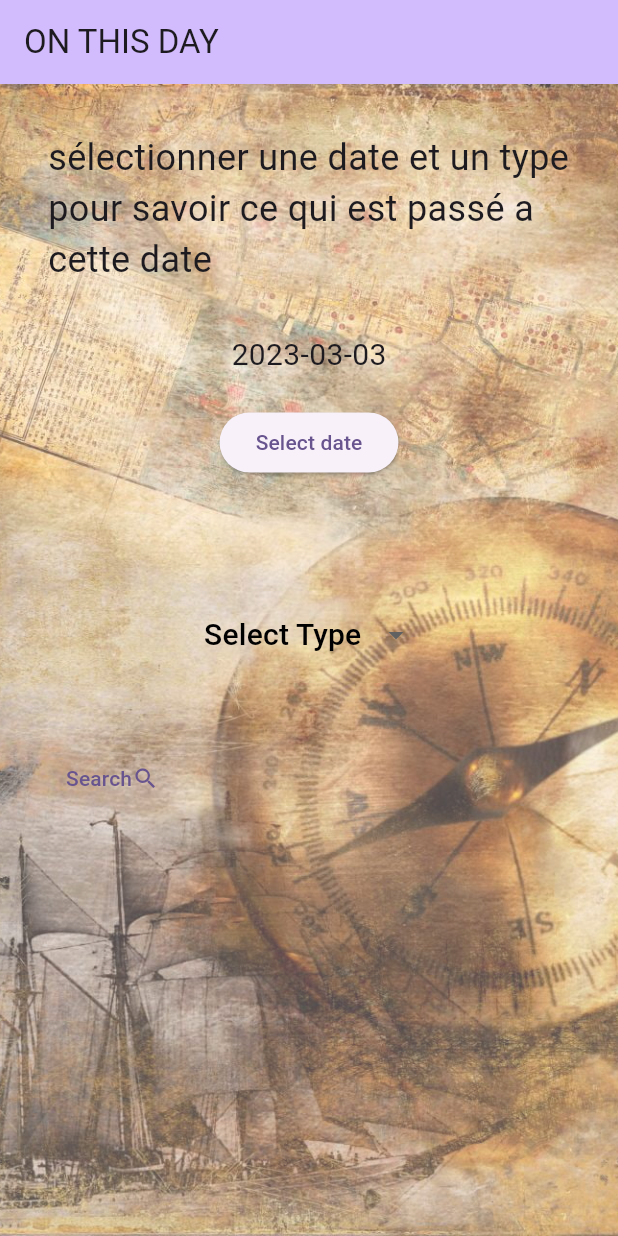
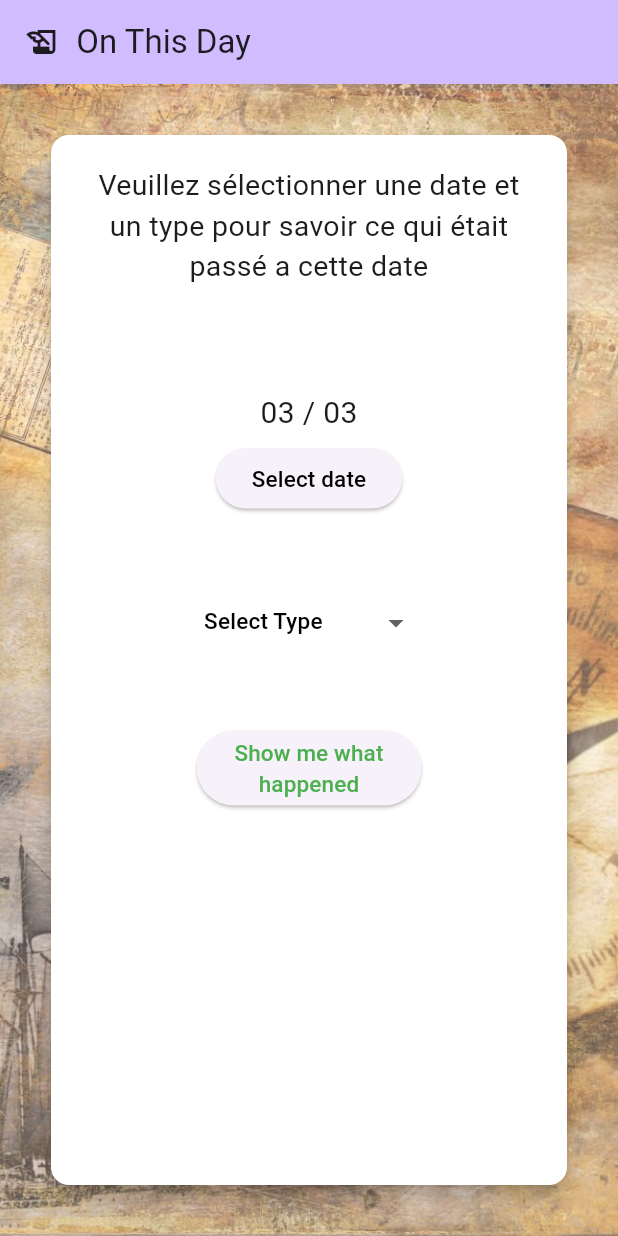
Before and after one commit to Amine-Alami/on_this_day, a Flutter app: the screen it shows after launch, on a phone screen of 412 x 824 dp. Run offline on Flutter 3.47's test engine with Material 2 defaults, Android fonts, the phone set to English and light mode, and no system bars; drawn by our look-alikes of dropdown_button2; our stand-ins replace go_router.

Commit message:
changed style

```diff
--- a/lib/events_list/events_list.dart
+++ b/lib/events_list/events_list.dart
@@ -39,7 +39,7 @@ class _EventsListState extends State<EventsList> {
 
   Widget _card(Event event) {
     return Container(
-        padding: const EdgeInsets.fromLTRB(30, 10, 30, 0),
+        padding: const EdgeInsets.fromLTRB(30,20,30,0),
         width: double.maxFinite,
         child: Card(
             elevation: 5,
--- a/lib/home/datepicker.dart
+++ b/lib/home/datepicker.dart
@@ -16,8 +16,8 @@ class _DatePickerState extends State<DatePicker> {
     final DateTime? picked = await showDatePicker(
         context: context,
         initialDate: selectedDate,
-        firstDate: DateTime(2000),
-        lastDate: DateTime(2000));
+        firstDate: DateTime(2022),
+        lastDate: DateTime(2024));
     if (picked != null && picked != selectedDate) {
       setState(() {
         selectedDate = picked;
@@ -31,14 +31,22 @@ class _DatePickerState extends State<DatePicker> {
       child: Column(
         mainAxisSize: MainAxisSize.min,
         children: <Widget>[
-          Text("${selectedDate.toLocal()}".split(' ')[0],
-          style: TextStyle(fontSize: 20),),
+          Text("${selectedDate.toLocal().day.toString().padLeft(2,"0")} / "
+          "${selectedDate.toLocal().month.toString().padLeft(2,"0")}",
+            style: const TextStyle(fontSize: 20),
+          ),
           const SizedBox(
-            height: 20.0,
+            height: 5,
           ),
           ElevatedButton(
             onPressed: () => _selectDate(context),
-            child: const Text('Select date'),
+            child: const Text(
+              'Select date',style:
+              TextStyle(
+                fontSize: 15,
+                color: Colors.black,
+              )
+            ),
           ),
         ],
       ),
--- a/lib/home/dropdown.dart
+++ b/lib/home/dropdown.dart
@@ -12,7 +12,7 @@ class _DatePickerState extends State<DropDown> {
   final List<String> items = [
     'Event',
     'Birth',
-    'Deth',
+    'Death',
   ];
   String? selectedValue;
 
@@ -24,9 +24,8 @@ class _DatePickerState extends State<DropDown> {
           hint: const Text(
             'Select Type',
             style: TextStyle(
-              fontSize: 20,
+              fontSize: 15,
               color: Colors.black,
-
             ),
           ),
           items: items
--- a/lib/home/home.dart
+++ b/lib/home/home.dart
@@ -8,42 +8,39 @@ class Home extends StatelessWidget {
 
   @override
   Widget build(BuildContext context) {
-    return Padding(
-
-      padding: EdgeInsets.all(32.0),
+    return Container(
+        padding: const EdgeInsets.all(30),
+        width: double.maxFinite,
+        child: const Card(
+            elevation: 5,
+            color: Colors.white,
+            child: Padding(
+                padding: EdgeInsets.all(20),
                 child: Column(
                   children: [
-          Container(
-            child: const Text(
-              "sélectionner une date et un type pour savoir ce qui est passé a cette date",
-              style: TextStyle(fontSize: 24),
+                    Text(
+                      "Veuillez sélectionner une date et un type "
+                      "pour savoir ce qui était passé a cette date",
+                      style: TextStyle(fontSize: 19),
+                      textAlign: TextAlign.center,
                     ),
+                    Padding(
+                      padding: EdgeInsets.fromLTRB(0,70,0,0),
+                      child: Column(children: <Widget>[
+                        DatePicker(),
+                      ]),
                     ),
-
                     Padding(
-              padding: const EdgeInsets.all(32.0),
-              child: Container(
-              child: const Column(children: <Widget>[
-                DatePicker(),
-
-              ]
-              ),
-                      ),
-            ),
-
-          Padding(
-            padding: const EdgeInsets.all(52.0),
-            child: Container(
-              child: const Column(children: <Widget>[
+                      padding: EdgeInsets.all(52.0),
+                      child: Column(children: <Widget>[
                         DropDown(),
-
-              ]
-              ),
-            ),
+                      ]),
                     ),
                     SearchButton()
                   ],
-      ),
+                )
+            )
+        )
     );
   }
 }
--- a/lib/home/search_button.dart
+++ b/lib/home/search_button.dart
@@ -2,6 +2,8 @@ import 'package:flutter/material.dart';
 import 'package:go_router/go_router.dart';
 
 class SearchButton extends StatefulWidget {
+  const SearchButton({super.key});
+
   @override
   State<SearchButton> createState() => _SearchButtonState();
 }
@@ -9,14 +11,20 @@ class SearchButton extends StatefulWidget {
 class _SearchButtonState extends State<SearchButton> {
   @override
   Widget build(BuildContext context) {
-    return TextButton(
-        onPressed: () => GoRouter.of(context).go('/fetcher/test'),
-        child: const Row(
-          children: [
-            Text("Search"),
-            Icon(Icons.search)
-          ],
-        )
-      );
+    return SizedBox(
+      height: 50,
+      width: 150,
+      child: ElevatedButton(
+          onPressed: () => GoRouter.of(context).go('/events/params'),
+          child: const Flexible(
+            child:
+              Text(
+                "Show me what happened",
+                style: TextStyle(fontSize: 15, color: Colors.green),
+                textAlign: TextAlign.center,
+              )
+
+          )),
+    );
   }
 }
--- a/lib/main.dart
+++ b/lib/main.dart
@@ -21,10 +21,10 @@ class MyApp extends StatelessWidget {
     return MaterialApp(
       title: 'ON THIS DAY ',
       theme: ThemeData(
-        colorScheme: ColorScheme.fromSeed(seedColor: Colors.deepPurple),
+        // colorScheme: ColorScheme.fromSeed(seedColor: Color.fromARGB(255, 118, 51, 0)),
         useMaterial3: true,
       ),
-      home: const MyHomePage(title: 'ON THIS DAY'),
+      home: const MyHomePage(title: '  On This Day'),
     );
   }
 }
@@ -44,7 +44,12 @@ class _MyHomePageState extends State<MyHomePage> {
     return Scaffold(
         appBar: AppBar(
           backgroundColor: Theme.of(context).colorScheme.inversePrimary,
-          title: Text(widget.title),
+          title: Row(
+            children: [
+              const Icon(Icons.history_edu),
+              Text(widget.title),
+            ],
+          ),
         ),
         body: Container(
           decoration: const BoxDecoration(
```
Lines whose indentation alone changed are shown as unchanged.
